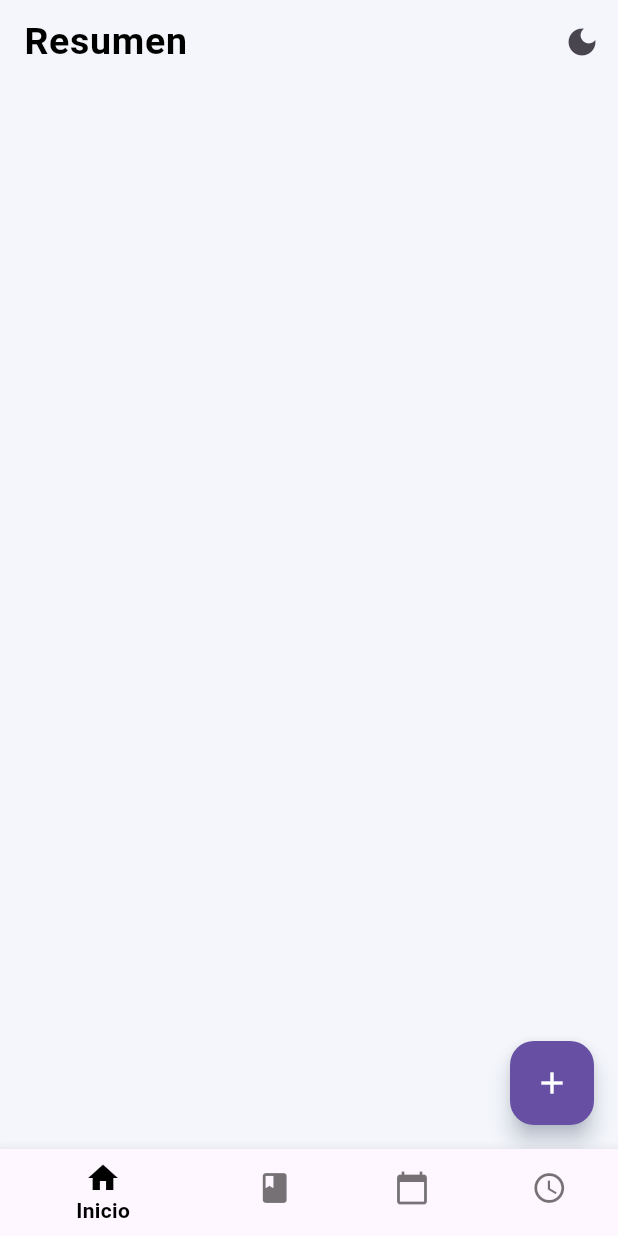
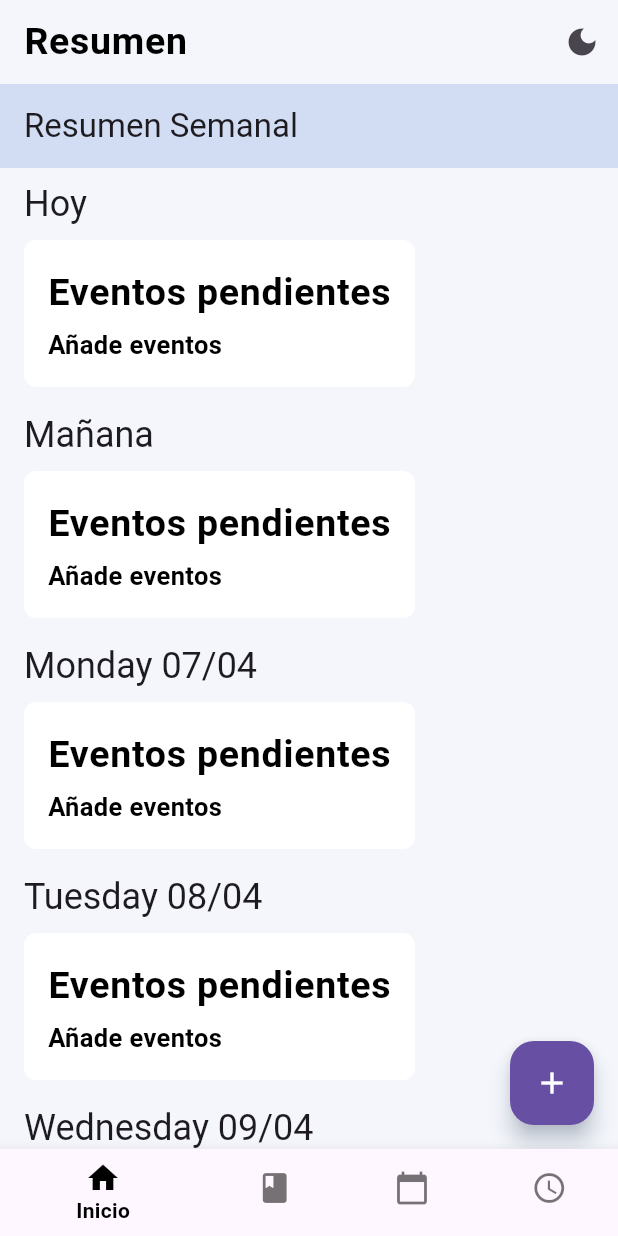
Before and after one commit to srYisu/agenda_escolar, a Flutter app: the screen it shows after launch, on a phone screen of 412 x 824 dp. Run offline on Flutter 3.47's test engine with Material 3 defaults, Android fonts, the phone set to English and light mode, and no system bars; our stand-ins replace flutter_colorpicker, hive, hive_flutter, table_calendar; accounts and stored records are empty.

Commit message:
ya quedo la shingadera, solo falta decorar bien unas cosillas

```diff
--- a/lib/data/eventosController.dart
+++ b/lib/data/eventosController.dart
@@ -28,4 +28,12 @@ class EventosController {
   Future<void> actualizarEvento(Evento evento) async {
   await evento.save();
   }
+
+  List<Evento> obtenerEventosPorRango(DateTime inicio, DateTime fin) {
+  return _box.values
+      .where((evento) =>
+          evento.fecha.isAfter(inicio.subtract(const Duration(days: 1))) &&
+          evento.fecha.isBefore(fin.add(const Duration(days: 1))))
+      .toList();
 }
+}
--- a/lib/data/materiasController.dart
+++ b/lib/data/materiasController.dart
@@ -26,4 +26,5 @@ class MateriaController {
   }
 
   int get cantidad => _box.length;
+
 }
--- a/lib/screen/movil/pantallaResumen.dart
+++ b/lib/screen/movil/pantallaResumen.dart
@@ -1,5 +1,8 @@
+import 'package:flutter/material.dart';
+import 'package:agenda_escolar/data/eventosController.dart';
+import 'package:agenda_escolar/data/boxEventos.dart';
+import 'package:intl/intl.dart';
 import 'package:agenda_escolar/src/botonAgregarEventro.dart';
-import 'package:flutter/material.dart';
 
 class Pantallaresumen extends StatefulWidget {
   const Pantallaresumen({super.key});
@@ -9,11 +12,133 @@ class Pantallaresumen extends StatefulWidget {
 }
 
 class _PantallaresumenState extends State<Pantallaresumen> {
+  final EventosController _eventosController = EventosController();
+  late List<Evento> _eventosSemana;
+
+  @override
+  void initState() {
+    super.initState();
+    _cargarEventosSemana();
+  }
+
+  void _cargarEventosSemana() {
+    final DateTime hoy = DateTime.now();
+    final DateTime finSemana = hoy.add(const Duration(days: 7));
+    setState(() {
+      _eventosSemana = _eventosController.obtenerEventosPorRango(hoy, finSemana);
+    });
+  }
+
   @override
   Widget build(BuildContext context) {
+    final DateTime hoy = DateTime.now();
     return Scaffold(
       backgroundColor: Theme.of(context).scaffoldBackgroundColor,
-      floatingActionButton: BotonAgregarEvento(),
+      appBar: AppBar(
+        title: const Text('Resumen Semanal'),
+        backgroundColor: Theme.of(context).primaryColor,
+      ),
+      body: ListView.builder(
+        itemCount: 8, // Hoy + 7 días
+        itemBuilder: (context, index) {
+          final DateTime dia = hoy.add(Duration(days: index));
+          final List<Evento> eventosDelDia = _eventosSemana
+              .where((evento) =>
+                  evento.fecha.year == dia.year &&
+                  evento.fecha.month == dia.month &&
+                  evento.fecha.day == dia.day)
+              .toList();
+
+          return Padding(
+            padding: const EdgeInsets.symmetric(horizontal: 16, vertical: 8),
+            child: Column(
+              crossAxisAlignment: CrossAxisAlignment.start,
+              children: [
+                Text(
+                  index == 0
+                      ? 'Hoy'
+                      : index == 1
+                          ? 'Mañana'
+                          : DateFormat('EEEE dd/MM').format(dia),
+                  style: Theme.of(context).textTheme.headlineSmall,
+                ),
+                const SizedBox(height: 8),
+                eventosDelDia.isEmpty
+                    ? Container(
+                        padding: const EdgeInsets.all(16),
+                        decoration: BoxDecoration(
+                          color: Theme.of(context).cardColor,
+                          borderRadius: BorderRadius.circular(8),
+                        ),
+                        child: Column(
+                          crossAxisAlignment: CrossAxisAlignment.start,
+                          children: [
+                            Text(
+                              'Eventos pendientes',
+                              style: Theme.of(context).textTheme.bodyLarge,
+                            ),
+                            const SizedBox(height: 4),
+                            Text(
+                              'Añade eventos',
+                              style: Theme.of(context).textTheme.bodyMedium,
+                            ),
+                          ],
+                        ),
+                      )
+                    : Column(
+                        children: eventosDelDia.map((evento) {
+                          return Card(
+                            color: Theme.of(context).cardColor,
+                            margin: const EdgeInsets.symmetric(vertical: 4),
+                            child: ListTile(
+                              leading: Icon(
+                                evento.completado
+                                    ? Icons.check_circle
+                                    : Icons.radio_button_unchecked,
+                                color: evento.completado
+                                    ? Colors.green
+                                    : Colors.grey,
+                              ),
+                              title: Text(
+                                evento.titulo,
+                                style: evento.completado
+                                    ? Theme.of(context)
+                                        .textTheme
+                                        .bodyLarge
+                                        ?.copyWith(
+                                          decoration:
+                                              TextDecoration.lineThrough,
+                                        )
+                                    : Theme.of(context).textTheme.bodyLarge,
+                              ),
+                              subtitle: Row(
+                                children: [
+                                  Container(
+                                    width: 8,
+                                    height: 8,
+                                    margin: const EdgeInsets.only(right: 8),
+                                    decoration: BoxDecoration(
+                                      color: Color(evento.colorMateria),
+                                      shape: BoxShape.circle,
+                                    ),
+                                  ),
+                                  Text(
+                                    evento.materia,
+                                    style:
+                                        Theme.of(context).textTheme.bodyMedium,
+                                  ),
+                                ],
+                              ),
+                            ),
+                          );
+                        }).toList(),
+                      ),
+              ],
+            ),
+          );
+        },
+      ),
+      floatingActionButton: const BotonAgregarEvento(),
     );
   }
 }
```
